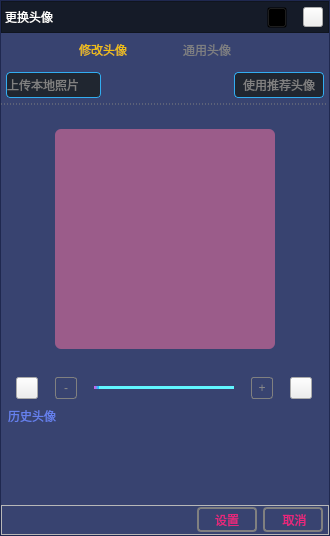
The window that VideoPlayer/login/ChangeHead.ui (huizhang556/pc-video-player) describes before a commit, drawn with Qt 5.
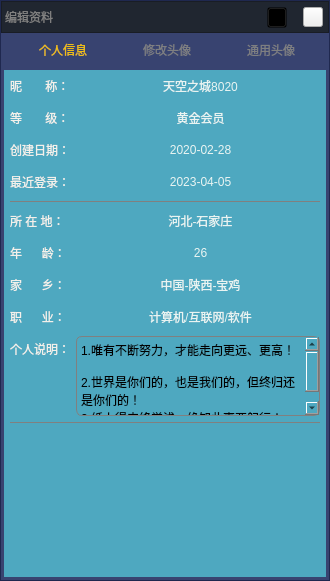
The same window after the commit. Icons and pictures are not drawn.

Commit message: 修改上传头像

The edit to the form file:
```diff
--- a/VideoPlayer/login/ChangeHead.ui
+++ b/VideoPlayer/login/ChangeHead.ui
@@ -7,7 +7,7 @@
     <x>0</x>
     <y>0</y>
     <width>330</width>
-    <height>536</height>
+    <height>581</height>
    </rect>
   </property>
   <property name="minimumSize">
@@ -28,7 +28,7 @@
   <property name="styleSheet">
    <string notr="true"/>
   </property>
-  <layout class="QVBoxLayout" name="verticalLayout_2">
+  <layout class="QVBoxLayout" name="verticalLayout_14">
    <property name="spacing">
     <number>0</number>
    </property>
@@ -117,7 +117,7 @@
           <property name="styleSheet">
            <string notr="true">#frame_title
 {
-background-color: rgba(21, 27, 40,1.0);
+background-color: #202630;
 }</string>
           </property>
           <property name="frameShape">
@@ -159,13 +159,13 @@
 border: none;
 text-align: left;
 padding-left: 3px;
-color: white;
+color: gray;
 font: 800 15px &quot;微软雅黑&quot;;
 background-color: transparent;
 }</string>
              </property>
              <property name="text">
-              <string>更换头像</string>
+              <string>编辑资料</string>
              </property>
             </widget>
            </item>
@@ -260,7 +260,7 @@
 
 QTabWidget::tab-bar 
 {
-    left: 50px; /* move to the right by 5px */
+    left: 10px; /* move to the right by 5px */
 }
 
 QTabBar::tab 
@@ -333,6 +333,591 @@
           <property name="currentIndex">
            <number>0</number>
           </property>
+          <widget class="QWidget" name="tab_perInfo">
+           <attribute name="title">
+            <string>个人信息</string>
+           </attribute>
+           <layout class="QVBoxLayout" name="verticalLayout_15">
+            <property name="leftMargin">
+             <number>3</number>
+            </property>
+            <property name="topMargin">
+             <number>3</number>
+            </property>
+            <property name="rightMargin">
+             <number>3</number>
+            </property>
+            <property name="bottomMargin">
+             <number>3</number>
+            </property>
+            <item>
+             <widget class="QFrame" name="fram_perInfo">
+              <property name="styleSheet">
+               <string notr="true">*
+{
+border: none;
+background-color: #4ea8c0;
+}
+
+QLabel
+{
+color: #f3f1eb;
+font: 400 14px &quot;微软雅黑&quot;;
+}
+
+QPushButton
+{
+color: #e9f4f2;
+border: none;
+font: 400 14px &quot;微软雅黑&quot;;
+}</string>
+              </property>
+              <layout class="QVBoxLayout" name="verticalLayout_13">
+               <property name="spacing">
+                <number>6</number>
+               </property>
+               <property name="leftMargin">
+                <number>6</number>
+               </property>
+               <property name="topMargin">
+                <number>3</number>
+               </property>
+               <property name="rightMargin">
+                <number>6</number>
+               </property>
+               <property name="bottomMargin">
+                <number>3</number>
+               </property>
+               <item>
+                <widget class="QFrame" name="frame_head_top">
+                 <property name="styleSheet">
+                  <string notr="true">#frame_head_top
+{
+border-bottom: 1px solid gray;
+}</string>
+                 </property>
+                 <property name="frameShape">
+                  <enum>QFrame::StyledPanel</enum>
+                 </property>
+                 <property name="frameShadow">
+                  <enum>QFrame::Raised</enum>
+                 </property>
+                 <layout class="QVBoxLayout" name="verticalLayout_10">
+                  <property name="spacing">
+                   <number>6</number>
+                  </property>
+                  <property name="leftMargin">
+                   <number>0</number>
+                  </property>
+                  <property name="topMargin">
+                   <number>0</number>
+                  </property>
+                  <property name="rightMargin">
+                   <number>0</number>
+                  </property>
+                  <property name="bottomMargin">
+                   <number>6</number>
+                  </property>
+                  <item>
+                   <layout class="QHBoxLayout" name="horizontalLayout_7">
+                    <item>
+                     <widget class="QLabel" name="label">
+                      <property name="minimumSize">
+                       <size>
+                        <width>65</width>
+                        <height>26</height>
+                       </size>
+                      </property>
+                      <property name="maximumSize">
+                       <size>
+                        <width>65</width>
+                        <height>28</height>
+                       </size>
+                      </property>
+                      <property name="text">
+                       <string>昵       称：</string>
+                      </property>
+                     </widget>
+                    </item>
+                    <item>
+                     <widget class="QPushButton" name="pushButton">
+                      <property name="minimumSize">
+                       <size>
+                        <width>0</width>
+                        <height>26</height>
+                       </size>
+                      </property>
+                      <property name="maximumSize">
+                       <size>
+                        <width>16777215</width>
+                        <height>26</height>
+                       </size>
+                      </property>
+                      <property name="text">
+                       <string>天空之城8020</string>
+                      </property>
+                     </widget>
+                    </item>
+                   </layout>
+                  </item>
+                  <item>
+                   <layout class="QHBoxLayout" name="horizontalLayout_10">
+                    <item>
+                     <widget class="QLabel" name="label_4">
+                      <property name="minimumSize">
+                       <size>
+                        <width>65</width>
+                        <height>26</height>
+                       </size>
+                      </property>
+                      <property name="maximumSize">
+                       <size>
+                        <width>65</width>
+                        <height>28</height>
+                       </size>
+                      </property>
+                      <property name="text">
+                       <string>等       级：</string>
+                      </property>
+                     </widget>
+                    </item>
+                    <item>
+                     <widget class="QPushButton" name="pushButton_4">
+                      <property name="minimumSize">
+                       <size>
+                        <width>0</width>
+                        <height>26</height>
+                       </size>
+                      </property>
+                      <property name="maximumSize">
+                       <size>
+                        <width>16777215</width>
+                        <height>26</height>
+                       </size>
+                      </property>
+                      <property name="text">
+                       <string>黄金会员</string>
+                      </property>
+                     </widget>
+                    </item>
+                   </layout>
+                  </item>
+                  <item>
+                   <layout class="QHBoxLayout" name="horizontalLayout_11">
+                    <item>
+                     <widget class="QLabel" name="label_5">
+                      <property name="minimumSize">
+                       <size>
+                        <width>65</width>
+                        <height>26</height>
+                       </size>
+                      </property>
+                      <property name="maximumSize">
+                       <size>
+                        <width>65</width>
+                        <height>28</height>
+                       </size>
+                      </property>
+                      <property name="text">
+                       <string>创建日期：</string>
+                      </property>
+                     </widget>
+                    </item>
+                    <item>
+                     <widget class="QPushButton" name="pushButton_5">
+                      <property name="minimumSize">
+                       <size>
+                        <width>0</width>
+                        <height>26</height>
+                       </size>
+                      </property>
+                      <property name="maximumSize">
+                       <size>
+                        <width>16777215</width>
+                        <height>26</height>
+                       </size>
+                      </property>
+                      <property name="text">
+                       <string>2020-02-28</string>
+                      </property>
+                     </widget>
+                    </item>
+                   </layout>
+                  </item>
+                  <item>
+                   <layout class="QHBoxLayout" name="horizontalLayout_13">
+                    <item>
+                     <widget class="QLabel" name="label_7">
+                      <property name="minimumSize">
+                       <size>
+                        <width>65</width>
+                        <height>26</height>
+                       </size>
+                      </property>
+                      <property name="maximumSize">
+                       <size>
+                        <width>65</width>
+                        <height>28</height>
+                       </size>
+                      </property>
+                      <property name="text">
+                       <string>最近登录：</string>
+                      </property>
+                     </widget>
+                    </item>
+                    <item>
+                     <widget class="QPushButton" name="pushButton_7">
+                      <property name="minimumSize">
+                       <size>
+                        <width>0</width>
+                        <height>26</height>
+                       </size>
+                      </property>
+                      <property name="maximumSize">
+                       <size>
+                        <width>16777215</width>
+                        <height>26</height>
+                       </size>
+                      </property>
+                      <property name="text">
+                       <string>2023-04-05</string>
+                      </property>
+                     </widget>
+                    </item>
+                   </layout>
+                  </item>
+                  <item>
+                   <spacer name="verticalSpacer">
+                    <property name="orientation">
+                     <enum>Qt::Vertical</enum>
+                    </property>
+                    <property name="sizeHint" stdset="0">
+                     <size>
+                      <width>20</width>
+                      <height>5</height>
+                     </size>
+                    </property>
+                   </spacer>
+                  </item>
+                 </layout>
+                </widget>
+               </item>
+               <item>
+                <widget class="QFrame" name="frame_head_center">
+                 <property name="styleSheet">
+                  <string notr="true">#frame_head_center
+{
+border-bottom: 1px solid gray;
+}</string>
+                 </property>
+                 <property name="frameShape">
+                  <enum>QFrame::StyledPanel</enum>
+                 </property>
+                 <property name="frameShadow">
+                  <enum>QFrame::Raised</enum>
+                 </property>
+                 <layout class="QVBoxLayout" name="verticalLayout_11">
+                  <property name="leftMargin">
+                   <number>0</number>
+                  </property>
+                  <property name="topMargin">
+                   <number>0</number>
+                  </property>
+                  <property name="rightMargin">
+                   <number>0</number>
+                  </property>
+                  <property name="bottomMargin">
+                   <number>6</number>
+                  </property>
+                  <item>
+                   <layout class="QHBoxLayout" name="horizontalLayout_14">
+                    <item>
+                     <widget class="QLabel" name="label_8">
+                      <property name="minimumSize">
+                       <size>
+                        <width>65</width>
+                        <height>26</height>
+                       </size>
+                      </property>
+                      <property name="maximumSize">
+                       <size>
+                        <width>65</width>
+                        <height>28</height>
+                       </size>
+                      </property>
+                      <property name="text">
+                       <string>所 在 地：</string>
+                      </property>
+                     </widget>
+                    </item>
+                    <item>
+                     <widget class="QPushButton" name="pushButton_8">
+                      <property name="minimumSize">
+                       <size>
+                        <width>0</width>
+                        <height>26</height>
+                       </size>
+                      </property>
+                      <property name="maximumSize">
+                       <size>
+                        <width>16777215</width>
+                        <height>26</height>
+                       </size>
+                      </property>
+                      <property name="text">
+                       <string>河北-石家庄</string>
+                      </property>
+                     </widget>
+                    </item>
+                   </layout>
+                  </item>
+                  <item>
+                   <layout class="QHBoxLayout" name="horizontalLayout_17">
+                    <item>
+                     <widget class="QLabel" name="label_11">
+                      <property name="minimumSize">
+                       <size>
+                        <width>65</width>
+                        <height>26</height>
+                       </size>
+                      </property>
+                      <property name="maximumSize">
+                       <size>
+                        <width>65</width>
+                        <height>28</height>
+                       </size>
+                      </property>
+                      <property name="text">
+                       <string>年      龄：</string>
+                      </property>
+                     </widget>
+                    </item>
+                    <item>
+                     <widget class="QPushButton" name="pushButton_11">
+                      <property name="minimumSize">
+                       <size>
+                        <width>0</width>
+                        <height>26</height>
+                       </size>
+                      </property>
+                      <property name="maximumSize">
+                       <size>
+                        <width>16777215</width>
+                        <height>26</height>
+                       </size>
+                      </property>
+                      <property name="text">
+                       <string>26</string>
+                      </property>
+                     </widget>
+                    </item>
+                   </layout>
+                  </item>
+                  <item>
+                   <layout class="QHBoxLayout" name="horizontalLayout_18">
+                    <item>
+                     <widget class="QLabel" name="label_12">
+                      <property name="minimumSize">
+                       <size>
+                        <width>65</width>
+                        <height>26</height>
+                       </size>
+                      </property>
+                      <property name="maximumSize">
+                       <size>
+                        <width>65</width>
+                        <height>28</height>
+                       </size>
+                      </property>
+                      <property name="text">
+                       <string>家      乡：</string>
+                      </property>
+                     </widget>
+                    </item>
+                    <item>
+                     <widget class="QPushButton" name="pushButton_12">
+                      <property name="minimumSize">
+                       <size>
+                        <width>0</width>
+                        <height>26</height>
+                       </size>
+                      </property>
+                      <property name="maximumSize">
+                       <size>
+                        <width>16777215</width>
+                        <height>26</height>
+                       </size>
+                      </property>
+                      <property name="text">
+                       <string>中国-陕西-宝鸡</string>
+                      </property>
+                     </widget>
+                    </item>
+                   </layout>
+                  </item>
+                  <item>
+                   <layout class="QHBoxLayout" name="horizontalLayout_19">
+                    <item>
+                     <widget class="QLabel" name="label_13">
+                      <property name="minimumSize">
+                       <size>
+                        <width>65</width>
+                        <height>26</height>
+                       </size>
+                      </property>
+                      <property name="maximumSize">
+                       <size>
+                        <width>65</width>
+                        <height>28</height>
+                       </size>
+                      </property>
+                      <property name="text">
+                       <string>职      业：</string>
+                      </property>
+                     </widget>
+                    </item>
+                    <item>
+                     <widget class="QPushButton" name="pushButton_13">
+                      <property name="minimumSize">
+                       <size>
+                        <width>0</width>
+                        <height>26</height>
+                       </size>
+                      </property>
+                      <property name="maximumSize">
+                       <size>
+                        <width>16777215</width>
+                        <height>26</height>
+                       </size>
+                      </property>
+                      <property name="text">
+                       <string>计算机/互联网/软件</string>
+                      </property>
+                     </widget>
+                    </item>
+                   </layout>
+                  </item>
+                  <item>
+                   <layout class="QHBoxLayout" name="horizontalLayout_20">
+                    <item>
+                     <layout class="QVBoxLayout" name="verticalLayout_2">
+                      <item>
+                       <widget class="QLabel" name="label_14">
+                        <property name="minimumSize">
+                         <size>
+                          <width>60</width>
+                          <height>26</height>
+                         </size>
+                        </property>
+                        <property name="maximumSize">
+                         <size>
+                          <width>60</width>
+                          <height>26</height>
+                         </size>
+                        </property>
+                        <property name="text">
+                         <string>个人说明：</string>
+                        </property>
+                       </widget>
+                      </item>
+                      <item>
+                       <spacer name="verticalSpacer_3">
+                        <property name="orientation">
+                         <enum>Qt::Vertical</enum>
+                        </property>
+                        <property name="sizeHint" stdset="0">
+                         <size>
+                          <width>20</width>
+                          <height>40</height>
+                         </size>
+                        </property>
+                       </spacer>
+                      </item>
+                     </layout>
+                    </item>
+                    <item>
+                     <widget class="QTextBrowser" name="textBrowser">
+                      <property name="minimumSize">
+                       <size>
+                        <width>0</width>
+                        <height>80</height>
+                       </size>
+                      </property>
+                      <property name="maximumSize">
+                       <size>
+                        <width>16777215</width>
+                        <height>80</height>
+                       </size>
+                      </property>
+                      <property name="styleSheet">
+                       <string notr="true">#textBrowser
+{
+border: 1px solid gray;
+border-radius:6px;
+}</string>
+                      </property>
+                      <property name="html">
+                       <string>&lt;!DOCTYPE HTML PUBLIC &quot;-//W3C//DTD HTML 4.0//EN&quot; &quot;http://www.w3.org/TR/REC-html40/strict.dtd&quot;&gt;
+&lt;html&gt;&lt;head&gt;&lt;meta name=&quot;qrichtext&quot; content=&quot;1&quot; /&gt;&lt;style type=&quot;text/css&quot;&gt;
+p, li { white-space: pre-wrap; }
+&lt;/style&gt;&lt;/head&gt;&lt;body style=&quot; font-family:'SimSun'; font-size:9pt; font-weight:400; font-style:normal;&quot;&gt;
+&lt;p style=&quot; margin-top:0px; margin-bottom:0px; margin-left:0px; margin-right:0px; -qt-block-indent:0; text-indent:0px;&quot;&gt;1.唯有不断努力，才能走向更远、更高！&lt;/p&gt;
+&lt;p style=&quot;-qt-paragraph-type:empty; margin-top:0px; margin-bottom:0px; margin-left:0px; margin-right:0px; -qt-block-indent:0; text-indent:0px;&quot;&gt;&lt;br /&gt;&lt;/p&gt;
+&lt;p style=&quot; margin-top:0px; margin-bottom:0px; margin-left:0px; margin-right:0px; -qt-block-indent:0; text-indent:0px;&quot;&gt;2.世界是你们的，也是我们的，但终归还是你们的！&lt;/p&gt;
+&lt;p style=&quot; margin-top:0px; margin-bottom:0px; margin-left:0px; margin-right:0px; -qt-block-indent:0; text-indent:0px;&quot;&gt;3.纸上得来终觉浅，绝知此事要躬行！&lt;/p&gt;&lt;/body&gt;&lt;/html&gt;</string>
+                      </property>
+                     </widget>
+                    </item>
+                   </layout>
+                  </item>
+                  <item>
+                   <spacer name="verticalSpacer_2">
+                    <property name="orientation">
+                     <enum>Qt::Vertical</enum>
+                    </property>
+                    <property name="sizeHint" stdset="0">
+                     <size>
+                      <width>20</width>
+                      <height>5</height>
+                     </size>
+                    </property>
+                   </spacer>
+                  </item>
+                 </layout>
+                </widget>
+               </item>
+               <item>
+                <widget class="QGroupBox" name="groupBox_pixwalls">
+                 <property name="title">
+                  <string>照片墙</string>
+                 </property>
+                 <layout class="QVBoxLayout" name="verticalLayout_12">
+                  <property name="spacing">
+                   <number>0</number>
+                  </property>
+                  <property name="leftMargin">
+                   <number>0</number>
+                  </property>
+                  <property name="topMargin">
+                   <number>0</number>
+                  </property>
+                  <property name="rightMargin">
+                   <number>0</number>
+                  </property>
+                  <property name="bottomMargin">
+                   <number>0</number>
+                  </property>
+                  <item>
+                   <widget class="QListWidget" name="listWidget_pixwalls"/>
+                  </item>
+                 </layout>
+                </widget>
+               </item>
+              </layout>
+             </widget>
+            </item>
+           </layout>
+          </widget>
           <widget class="QWidget" name="tab_change">
            <attribute name="title">
             <string>修改头像</string>
@@ -432,10 +1017,127 @@
 }</string>
                    </property>
                    <property name="text">
-                    <string>上传本地照片</string>
+                    <string>上传本地头像</string>
                    </property>
                   </widget>
                  </item>
+                 <item>
+                  <spacer name="horizontalSpacer_6">
+                   <property name="orientation">
+                    <enum>Qt::Horizontal</enum>
+                   </property>
+                   <property name="sizeHint" stdset="0">
+                    <size>
+                     <width>40</width>
+                     <height>20</height>
+                    </size>
+                   </property>
+                  </spacer>
+                 </item>
+                 <item>
+                  <widget class="QComboBox" name="comboBox_type">
+                   <property name="minimumSize">
+                    <size>
+                     <width>90</width>
+                     <height>26</height>
+                    </size>
+                   </property>
+                   <property name="maximumSize">
+                    <size>
+                     <width>90</width>
+                     <height>26</height>
+                    </size>
+                   </property>
+                   <property name="styleSheet">
+                    <string notr="true">QComboBox#comboBox_type
+{
+color:#2ca5f9;
+border-radius: 4px;
+padding-right: 100px;
+font: 400 14px &quot;微软雅黑&quot;;
+border:1px solid rgb(50, 173, 241);
+background-color: rgb(170, 170, 255);
+}
+
+QComboBox#comboBox_type:hover
+{
+color: rgb(39, 255, 22);
+border:1px solid rgb(223, 82, 251);
+}
+
+QComboBox#comboBox_type::drop-down
+{
+border: 0px solid rgb(50, 173, 241);
+border-left-width: 1px;
+background-color: transparent;
+width: 12px;
+}
+
+QComboBox#comboBox_type::down-arrow
+{
+image: url(:/images/function/download_arrow_hover.png);
+}
+
+/*下拉列表item*/
+QComboBox#comboBox_type QAbstractItemView 
+{
+height: 100px;
+border: 0px solid green;
+selection-background-color: blue;						/*选中下拉列表行背景色*/
+background-color: rgba(32, 38, 48,0.7);								/*下拉列表背景色*/
+}
+
+/*下拉项样式 背景蓝色*/
+QListView::item
+{
+min-height:26px;
+padding:0px 0px;
+background-color: rgba(32, 38, 48,0.7);	
+color:#2ca5f9;
+
+}  
+
+/*下拉项选中样式（效果不明显）背景绿色*/
+QListView::item:selected
+{ 
+color:#2ca5f9;
+border-radius: 2px;
+background-color: rgba(32, 38, 48,0.4);	 
+}   
+
+/*下拉项鼠标悬浮样式 背景灰绿色*/
+QListView::item:hover
+{ 
+color: rgb(39, 255, 22);
+border-radius: 2px;
+background-color: rgba(32, 38, 48,0.4);	 
+}
+
+QToolTip
+{
+background-color:#f0f0f0;
+color:#404040;
+}
+
+</string>
+                   </property>
+                   <item>
+                    <property name="text">
+                     <string>矩形头像</string>
+                    </property>
+                   </item>
+                   <item>
+                    <property name="text">
+                     <string>圆形头像</string>
+                    </property>
+                   </item>
+                   <item>
+                    <property name="text">
+                     <string>自定义大小</string>
+                    </property>
+                   </item>
+                  </widget>
+                 </item>
                  <item>
                   <spacer name="horizontalSpacer_2">
                    <property name="orientation">
@@ -585,6 +1287,19 @@
                  <property name="bottomMargin">
                   <number>0</number>
                  </property>
+                 <item>
+                  <spacer name="horizontalSpacer_3">
+                   <property name="orientation">
+                    <enum>Qt::Horizontal</enum>
+                   </property>
+                   <property name="sizeHint" stdset="0">
+                    <size>
+                     <width>40</width>
+                     <height>20</height>
+                    </size>
+                   </property>
+                  </spacer>
+                 </item>
                  <item>
                   <widget class="QPushButton" name="pushButton_roate_L">
                    <property name="minimumSize">
@@ -627,8 +1342,8 @@
                    <property name="styleSheet">
                     <string notr="true">QPushButton
 {
-color: #898989;
-border: 1px solid gray;
+color: #a8a8a8;
+border: 1px solid #a8a8a8;
 border-radius: 3px;
 }
 
@@ -745,8 +1460,8 @@
                    <property name="styleSheet">
                     <string notr="true">QPushButton
 {
-color: #898989;
-border: 1px solid gray;
+color: #a8a8a8;
+border: 1px solid #a8a8a8;
 border-radius: 3px;
 }
 
@@ -930,7 +1645,7 @@
 }</string>
                    </property>
                    <property name="text">
-                    <string>设置</string>
+                    <string>确定</string>
                    </property>
                   </widget>
                  </item>
```
Left out of the diff: 53 changed lines with no effect on the pictures. The commit also changes 30 other files.
